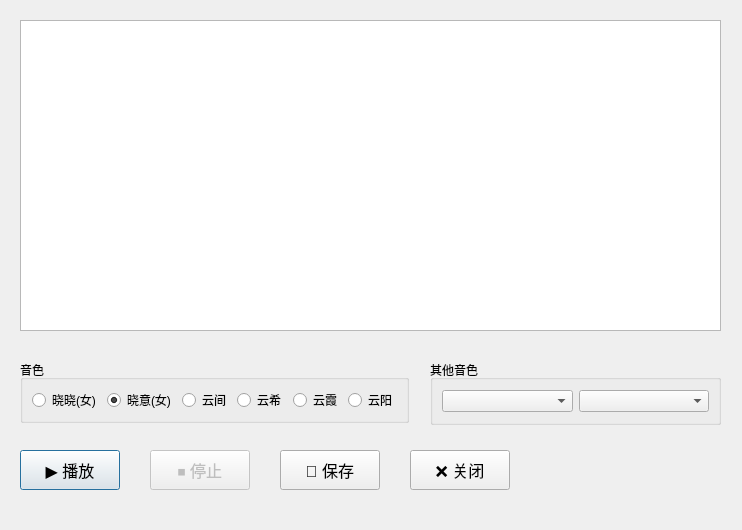
The window that src/dialog.ui (johnsmith2078/edge-tts-gui) describes before a commit, drawn with Qt 5.
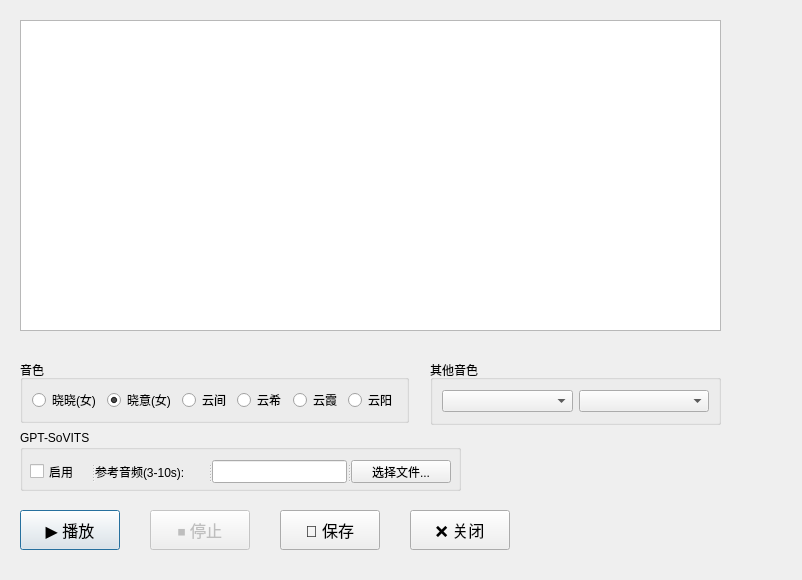
The same window after the commit.

Patch:
```diff
--- a/src/dialog.ui
+++ b/src/dialog.ui
@@ -9,20 +9,20 @@
    <rect>
     <x>0</x>
     <y>0</y>
-    <width>742</width>
-    <height>530</height>
+    <width>802</width>
+    <height>580</height>
    </rect>
   </property>
   <property name="minimumSize">
    <size>
-    <width>742</width>
-    <height>530</height>
+    <width>802</width>
+    <height>580</height>
    </size>
   </property>
   <property name="maximumSize">
    <size>
-    <width>742</width>
-    <height>530</height>
+    <width>802</width>
+    <height>580</height>
    </size>
   </property>
   <property name="windowTitle">
@@ -102,7 +102,7 @@
    <property name="geometry">
     <rect>
      <x>20</x>
-     <y>450</y>
+     <y>510</y>
      <width>100</width>
      <height>40</height>
     </rect>
@@ -120,7 +120,7 @@
    <property name="geometry">
     <rect>
      <x>410</x>
-     <y>450</y>
+     <y>510</y>
      <width>100</width>
      <height>40</height>
     </rect>
@@ -141,7 +141,7 @@
    <property name="geometry">
     <rect>
      <x>150</x>
-     <y>450</y>
+     <y>510</y>
      <width>100</width>
      <height>40</height>
     </rect>
@@ -159,7 +159,7 @@
    <property name="geometry">
     <rect>
      <x>280</x>
-     <y>450</y>
+     <y>510</y>
      <width>100</width>
      <height>40</height>
     </rect>
@@ -194,6 +194,54 @@
     </item>
    </layout>
   </widget>
+  <widget class="QGroupBox" name="groupBoxGPTSoVITS">
+   <property name="geometry">
+    <rect>
+     <x>20</x>
+     <y>430</y>
+     <width>441</width>
+     <height>61</height>
+    </rect>
+   </property>
+   <property name="title">
+    <string>GPT-SoVITS</string>
+   </property>
+   <widget class="QSplitter" name="splitterGPTSoVITS">
+    <property name="geometry">
+     <rect>
+      <x>10</x>
+      <y>30</y>
+      <width>421</width>
+      <height>23</height>
+     </rect>
+    </property>
+    <property name="orientation">
+     <enum>Qt::Horizontal</enum>
+    </property>
+    <widget class="QCheckBox" name="checkBoxUseGPTSoVITS">
+     <property name="enabled">
+      <bool>true</bool>
+     </property>
+     <property name="text">
+      <string>启用</string>
+     </property>
+     <property name="checked">
+      <bool>false</bool>
+     </property>
+    </widget>
+    <widget class="QLabel" name="labelRefAudio">
+     <property name="text">
+      <string>参考音频(3-10s):</string>
+     </property>
+    </widget>
+    <widget class="QLineEdit" name="lineEditRefAudio"/>
+    <widget class="QPushButton" name="pushButtonSelectRefAudio">
+     <property name="text">
+      <string>选择文件...</string>
+     </property>
+    </widget>
+   </widget>
+  </widget>
  </widget>
  <resources/>
  <connections>
```
